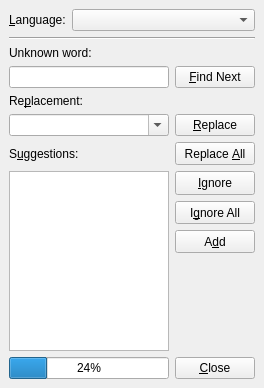
Qt form src/frontends/qt4/ui/SpellcheckerUi.ui (cburschka/lyx) before a commit.
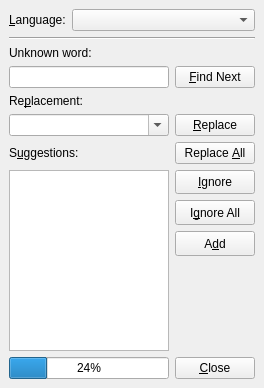
The same form after that commit.

Commit message: Fix for the spellchecker dialog on OS X and Linux too

```diff
--- a/src/frontends/qt4/ui/SpellcheckerUi.ui
+++ b/src/frontends/qt4/ui/SpellcheckerUi.ui
@@ -144,7 +144,7 @@
       <property name="sizePolicy">
        <sizepolicy hsizetype="Preferred" vsizetype="Preferred">
         <horstretch>0</horstretch>
-        <verstretch>1</verstretch>
+        <verstretch>0</verstretch>
        </sizepolicy>
       </property>
       <property name="toolTip">
@@ -163,7 +163,7 @@
       <property name="sizePolicy">
        <sizepolicy hsizetype="Preferred" vsizetype="Preferred">
         <horstretch>0</horstretch>
-        <verstretch>1</verstretch>
+        <verstretch>0</verstretch>
        </sizepolicy>
       </property>
       <property name="toolTip">
@@ -179,7 +179,7 @@
       <property name="sizePolicy">
        <sizepolicy hsizetype="Preferred" vsizetype="Preferred">
         <horstretch>0</horstretch>
-        <verstretch>1</verstretch>
+        <verstretch>0</verstretch>
        </sizepolicy>
       </property>
       <property name="toolTip">
@@ -195,7 +195,7 @@
       <property name="sizePolicy">
        <sizepolicy hsizetype="Preferred" vsizetype="Preferred">
         <horstretch>0</horstretch>
-        <verstretch>1</verstretch>
+        <verstretch>0</verstretch>
        </sizepolicy>
       </property>
       <property name="toolTip">
@@ -212,7 +212,7 @@
        <enum>Qt::Vertical</enum>
       </property>
       <property name="sizeType">
-       <enum>QSizePolicy::Expanding</enum>
+       <enum>QSizePolicy::Preferred</enum>
       </property>
       <property name="sizeHint" stdset="0">
        <size>
```
Left out of the diff: 6 changed lines with no effect on the pictures.
